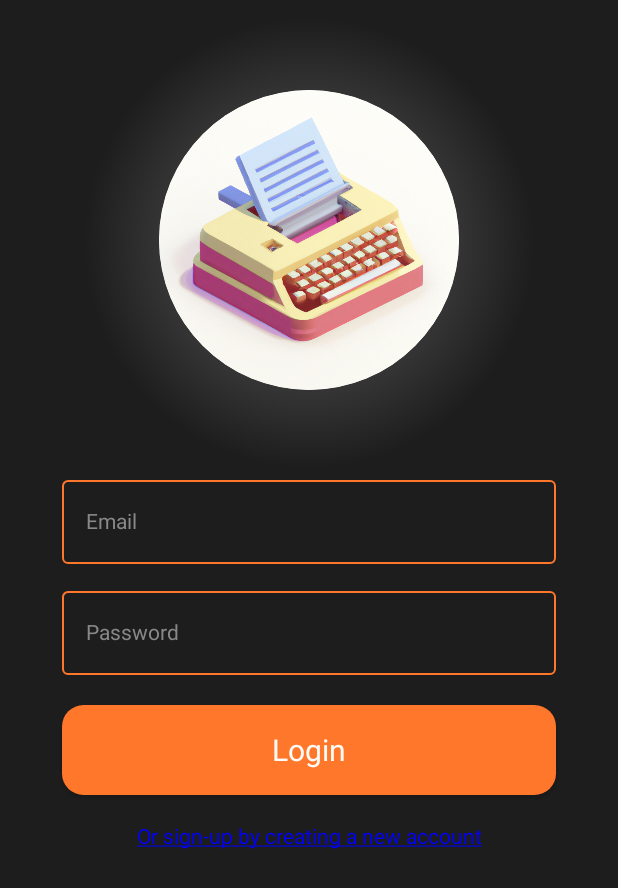
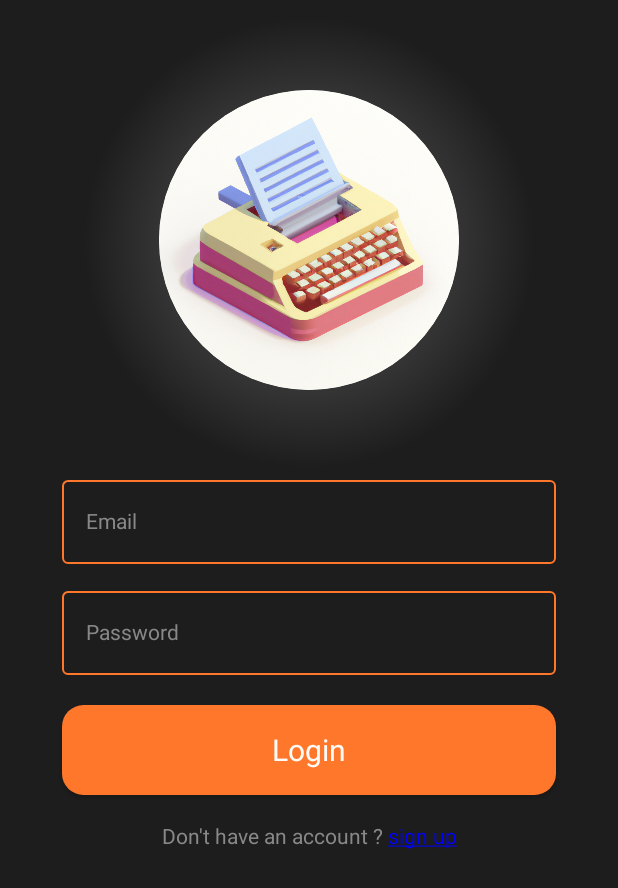
Before and after one commit to Palash2911/Athena, an Android app built with Jetpack Compose: the LoginScreen screen opened through its navigation route, on a phone screen of 412 x 824 dp. Shown: the top 888 px of the screen. Run offline under Robolectric (Android 15) with nearby library versions, the light colour scheme and no system bars; our stand-ins replace Firebase (no records; nobody signed in at launch, a user with empty details on screens opened directly).

Commit message:
improved UI

```diff
--- a/app/src/main/java/com/gdsc/athena/MainActivity.kt
+++ b/app/src/main/java/com/gdsc/athena/MainActivity.kt
@@ -24,8 +24,8 @@ class MainActivity : ComponentActivity() {
                     modifier = Modifier.fillMaxSize(),
                     color = MaterialTheme.colors.background
                 ) {
-                  LoginScreens()
-//                    Greeting("Android")
+                    LoginScreens()
+                //                    Greeting("Android")
                 }
             }
         }
--- a/app/src/main/java/com/gdsc/athena/screens/Loginscreen.kt
+++ b/app/src/main/java/com/gdsc/athena/screens/Loginscreen.kt
@@ -1,5 +1,6 @@
 package com.gdsc.athena
 
+import android.text.style.StyleSpan
 import android.util.Log
 import androidx.annotation.StringRes
 import androidx.compose.foundation.Image
@@ -29,7 +30,9 @@ import androidx.compose.ui.input.key.Key.Companion.G
 import androidx.compose.ui.layout.ContentScale
 import androidx.compose.ui.platform.LocalConfiguration
 import androidx.compose.ui.res.painterResource
+import androidx.compose.ui.text.SpanStyle
 import androidx.compose.ui.text.TextStyle
+import androidx.compose.ui.text.buildAnnotatedString
 import androidx.compose.ui.text.font.FontWeight
 import androidx.compose.ui.text.input.ImeAction
 import androidx.compose.ui.text.input.KeyboardType
@@ -37,6 +40,7 @@ import androidx.compose.ui.text.input.PasswordVisualTransformation
 import androidx.compose.ui.text.input.TextFieldValue
 import androidx.compose.ui.text.style.TextAlign
 import androidx.compose.ui.text.style.TextDecoration
+import androidx.compose.ui.text.withStyle
 import androidx.compose.ui.tooling.preview.Preview
 import androidx.compose.ui.unit.dp
 import androidx.compose.ui.unit.sp
@@ -189,10 +193,19 @@ fun LoginScreen(
         Spacer(modifier = Modifier.size(20.dp))
         Text(
             modifier = Modifier.fillMaxWidth(0.7f).clickable(onClick = {
-                // to create new account page
+
             }),
-            text = "Or sign-up by creating a new account",
-            style = TextStyle(color = Color.Blue, textAlign = TextAlign.Center,textDecoration = TextDecoration.Underline),
+            text = buildAnnotatedString {
+                append("Don't have an account ? ")
+                withStyle(style = SpanStyle(
+                        color = Color.Blue ,
+                    textDecoration = TextDecoration.Underline
+                )
+                ){
+                    append("sign up")
+                }
+            },
+            style = TextStyle(color = Color.Gray, textAlign = TextAlign.Center),
         )
     }
 }
@@ -218,5 +231,5 @@ fun LoginScreen(
 //@Composable
 //@Preview(showBackground = true)
 //fun homescreenpre(){
-//    HomeScreen(null)
+//    LoginScreen(onNextButtonClicked = {})
 //}
--- a/app/src/main/java/com/gdsc/athena/screens/ProfileScreen.kt
+++ b/app/src/main/java/com/gdsc/athena/screens/ProfileScreen.kt
@@ -3,16 +3,18 @@ package com.gdsc.athena
 import androidx.compose.foundation.Image
 import androidx.compose.foundation.background
 import androidx.compose.foundation.border
+import androidx.compose.foundation.clickable
 import androidx.compose.foundation.layout.*
 import androidx.compose.foundation.lazy.LazyColumn
 import androidx.compose.foundation.shape.CircleShape
 import androidx.compose.foundation.shape.RoundedCornerShape
 import androidx.compose.material.*
 import androidx.compose.material.icons.Icons
-import androidx.compose.material.icons.filled.ArrowForward
+import androidx.compose.material.icons.filled.ExitToApp
 import androidx.compose.runtime.Composable
 import androidx.compose.ui.Alignment
 import androidx.compose.ui.Alignment.Companion.CenterHorizontally
+import androidx.compose.ui.Alignment.Companion.Start
 import androidx.compose.ui.Modifier
 import androidx.compose.ui.draw.clip
 import androidx.compose.ui.graphics.Brush
@@ -24,6 +26,7 @@ import androidx.compose.ui.text.style.TextAlign
 import androidx.compose.ui.text.style.TextOverflow
 import androidx.compose.ui.unit.dp
 import androidx.compose.ui.unit.sp
+
 @Composable
 fun ProfileScreen(onNextButtonClicked:()->Unit){
     Column(
@@ -32,6 +35,14 @@ fun ProfileScreen(onNextButtonClicked:()->Unit){
             .background(color = Color(0xFF1D1D1D)),
         horizontalAlignment = Alignment.CenterHorizontally
     ) {
+        Icon(Icons.Filled.ExitToApp, "Logout",Modifier.size(65.dp).align(Start).padding(all =15.dp).clickable(onClick = {
+
+            //
+
+
+        }),
+            Color.Red
+        )
         Spacer(modifier = Modifier.size(60.dp))
         Surface(
             shape = CircleShape,
@@ -60,10 +71,11 @@ fun ProfileScreen(onNextButtonClicked:()->Unit){
         Text(text = "Joe Mama" ,style = TextStyle(fontSize = 30.sp , color = Color(0xFFFCFBF7)), modifier = Modifier
             .wrapContentSize(Alignment.Center), textAlign = TextAlign.Center,)
         Spacer(modifier = Modifier.size(4.dp))
-        Text(text = "deez@gmail.com" , style = TextStyle(fontSize = 20.sp ,color = Color.Gray , textAlign = TextAlign.Center) , modifier = Modifier.fillMaxWidth(0.7f))
+        Row(Modifier.fillMaxWidth().height(35.dp), verticalAlignment = Alignment.CenterVertically) {
+            Text(text = "deez@gmail.com" , style = TextStyle(fontSize = 20.sp ,color = Color.Gray , textAlign = TextAlign.Center) , modifier = Modifier.fillMaxWidth()) }
         Box(modifier = Modifier
             .fillMaxWidth()
-            .padding(top = 20.dp),
+            .padding(top = 5.dp),
             contentAlignment = Alignment.CenterStart
         ) {
             Row(Modifier.fillMaxWidth()) {
@@ -125,7 +137,6 @@ fun ProfileScreen(onNextButtonClicked:()->Unit){
         }
     }
 }
-
 @Composable
 fun CustomPrompt(type: String, prompt : String, story : String , modifier: Modifier = Modifier, ){
     Card(
@@ -142,11 +153,13 @@ fun CustomPrompt(type: String, prompt : String, story : String , modifier: Modif
         Column(modifier = Modifier.background(color=Color(0xFF1A1A1A))) {
             Text(text = type ,style = TextStyle(fontSize = 28.sp, color = Color(0xFFFFFFFF )), modifier = Modifier
                 .fillMaxWidth()
-                .padding(horizontal = 2.dp), textAlign = TextAlign.Center,)
-            Text(text = prompt , style = TextStyle(fontSize = 18.sp ,color = Color.White , textAlign = TextAlign.Center) , modifier = Modifier.fillMaxWidth().padding(horizontal = 9.dp), maxLines = 1, overflow = TextOverflow.Ellipsis)
+                .padding(horizontal = 2.dp, vertical = 3.dp), textAlign = TextAlign.Center,)
+            Text(text = prompt , style = TextStyle(fontSize = 18.sp ,color = Color.White , textAlign = TextAlign.Center) , modifier = Modifier
+                .fillMaxWidth()
+                .padding(horizontal = 9.dp), maxLines = 1, overflow = TextOverflow.Ellipsis)
             Text(text = story , style = TextStyle(fontSize = 14.sp ,color = Color.Gray , textAlign = TextAlign.Center) , modifier = Modifier
                 .fillMaxWidth()
-                .padding(horizontal = 9.dp), maxLines = 4, overflow = TextOverflow.Ellipsis)
+                .padding(horizontal = 9.dp), maxLines = 3, overflow = TextOverflow.Ellipsis)
             Spacer(Modifier.height(5.dp))
         }
     }
--- a/app/src/main/java/com/gdsc/athena/screens/PromtScreen.kt
+++ b/app/src/main/java/com/gdsc/athena/screens/PromtScreen.kt
@@ -51,7 +51,7 @@ fun PromtScreen(
 //                        shape = RoundedCornerShape(12),
 //                    ),
                 value = text,
-                placeholder = { Text("Enter Email",style = TextStyle(color = Color.Gray)) },
+                placeholder = { Text("Enter your Prompt here",style = TextStyle(color = Color.Gray)) },
                 colors = TextFieldDefaults.outlinedTextFieldColors(
                     focusedBorderColor = Color(0xFFFF772A), unfocusedBorderColor = Color(0xFFFF772A)),
                 label = {
```
Also changed, not shown: app/src/main/java/com/gdsc/athena/screens/CreateAccount.kt (+18 -0 lines).
